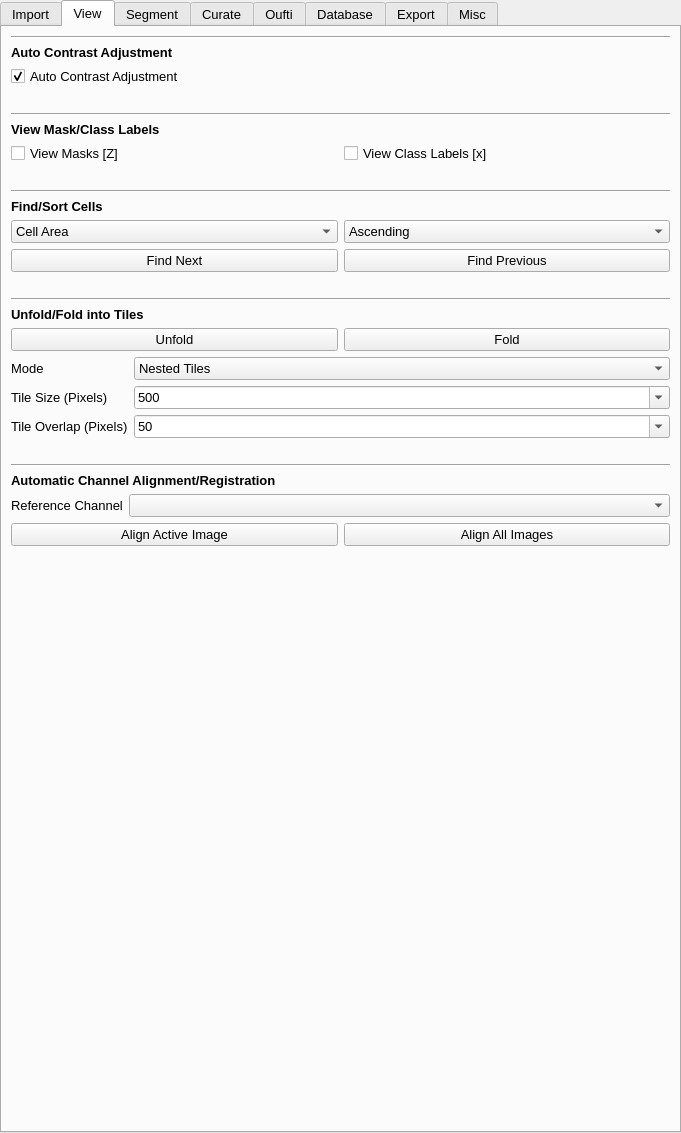
Above: src/napari_bacseg/bacseg_ui.ui from piedrro/napari-bacseg before the change. Below: the same form after it.
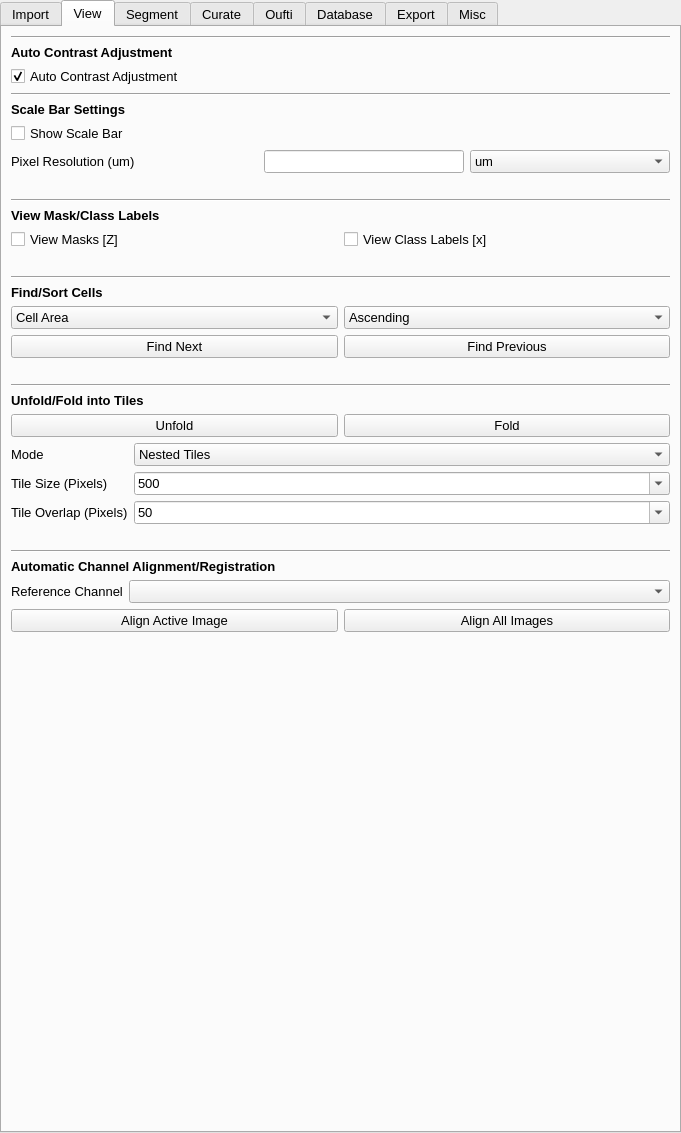
That is the form after the change. The open tabs and pages were chosen to show the change.

Commit message: Added option to view scalebar

Patch:
```diff
--- a/src/napari_bacseg/bacseg_ui.ui
+++ b/src/napari_bacseg/bacseg_ui.ui
@@ -462,6 +462,75 @@
       </property>
      </widget>
     </item>
+    <item>
+     <widget class="Line" name="line_29">
+      <property name="orientation">
+       <enum>Qt::Horizontal</enum>
+      </property>
+     </widget>
+    </item>
+    <item>
+     <widget class="QLabel" name="label_47">
+      <property name="font">
+       <font>
+        <pointsize>10</pointsize>
+        <weight>75</weight>
+        <bold>true</bold>
+       </font>
+      </property>
+      <property name="text">
+       <string>Scale Bar Settings</string>
+      </property>
+     </widget>
+    </item>
+    <item>
+     <widget class="QCheckBox" name="scalebar_show">
+      <property name="text">
+       <string>Show Scale Bar</string>
+      </property>
+     </widget>
+    </item>
+    <item>
+     <layout class="QGridLayout" name="gridLayout_20">
+      <item row="0" column="0">
+       <widget class="QLabel" name="label_48">
+        <property name="text">
+         <string>Pixel Resolution (um)</string>
+        </property>
+       </widget>
+      </item>
+      <item row="0" column="2">
+       <widget class="QComboBox" name="scalebar_units">
+        <property name="maximumSize">
+         <size>
+          <width>200</width>
+          <height>100</height>
+         </size>
+        </property>
+        <item>
+         <property name="text">
+          <string>um</string>
+         </property>
+        </item>
+        <item>
+         <property name="text">
+          <string>nm</string>
+         </property>
+        </item>
+       </widget>
+      </item>
+      <item row="0" column="1">
+       <widget class="QLineEdit" name="scalebar_resolution">
+        <property name="maximumSize">
+         <size>
+          <width>200</width>
+          <height>16777215</height>
+         </size>
+        </property>
+       </widget>
+      </item>
+     </layout>
+    </item>
     <item>
      <spacer name="verticalSpacer_18">
       <property name="orientation">
```
The commit also changes 3 other files.
